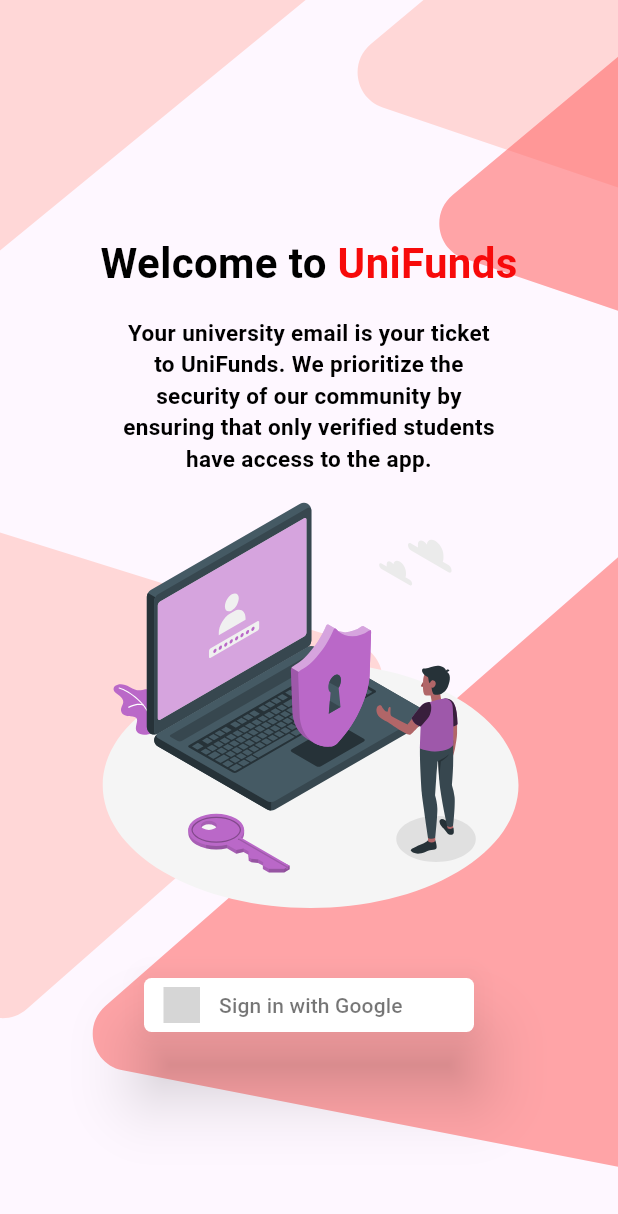
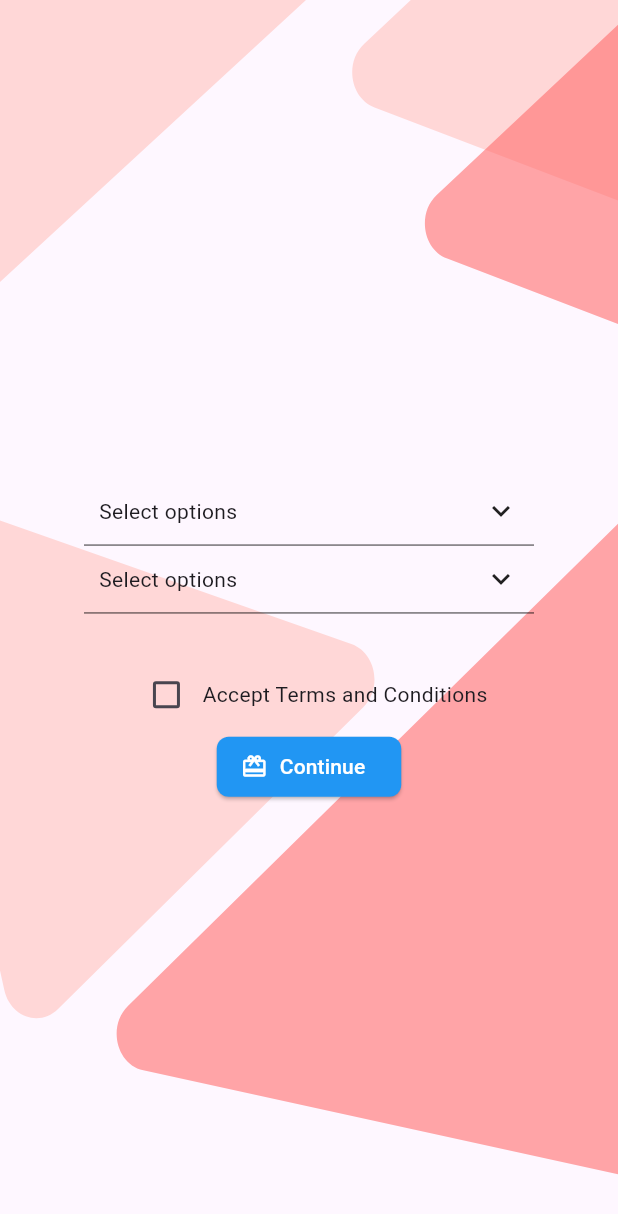
Before and after one commit to ruwan06/Flutter-UniFunds, a Flutter app: the screen it shows after launch, on a phone screen of 412 x 824 dp. Shown: the top 1214 px of the screen. Run offline on Flutter 3.47's test engine with Material 3 defaults, Android fonts, the phone set to English and light mode, and no system bars; drawn by our look-alikes of multi_select_flutter, sign_in_button; our stand-ins replace firebase_auth, firebase_core, flutter_svg, google_fonts, google_sign_in; accounts and stored records are empty; grey boxes are pictures that could not be loaded.

Commit message:
Point (DropDown-AcademicReg) 23.12.02

```diff
--- /dev/null
+++ b/lib/Components/background.dart
@@ -0,0 +1,16 @@
+import 'package:flutter/material.dart';
+import 'package:flutter_svg/svg.dart';
+
+class Background extends StatelessWidget {
+  const Background({super.key});
+
+  @override
+  Widget build(Object context) {
+    return Positioned.fill(
+      child: SvgPicture.asset(
+        'assets/Background.svg',
+        fit: BoxFit.fill,
+      ),
+    );
+  }
+}
--- /dev/null
+++ b/lib/Pages/academicRegPage.dart
@@ -0,0 +1,140 @@
+import 'package:flutter/material.dart';
+import 'package:multi_select_flutter/dialog/multi_select_dialog_field.dart';
+import 'package:uni_funds/Components/background.dart';
+import 'package:multi_select_flutter/multi_select_flutter.dart';
+
+class AcademicReg extends StatelessWidget {
+  const AcademicReg({super.key});
+
+  @override
+  Widget build(Object context) {
+    return MaterialApp(
+        home: Scaffold(
+      body: Stack(
+        fit: StackFit.expand,
+        children: [
+          Background(),
+          Column(
+            mainAxisAlignment: MainAxisAlignment.center,
+            children: [
+              MyMultiSelectDropdown(),
+              SizedBox(
+                height: 30.0,
+              ),
+              MyCheckbox(),
+              ElevatedButton.icon(
+                onPressed: () {
+                  // Add your button click logic here
+                },
+                style: ElevatedButton.styleFrom(
+                  primary: Colors.blue,
+                  onPrimary: Colors.white,
+                  shape: RoundedRectangleBorder(
+                    borderRadius: BorderRadius.circular(8.0),
+                  ),
+                ),
+                icon: Icon(Icons.card_giftcard), // Icon to the left of the text
+                label: Text('Continue'),
+              ),
+            ],
+          )
+        ],
+      ),
+    ));
+  }
+}
+
+class MyMultiSelectDropdown extends StatefulWidget {
+  @override
+  _MyMultiSelectDropdownState createState() => _MyMultiSelectDropdownState();
+}
+
+class _MyMultiSelectDropdownState extends State<MyMultiSelectDropdown> {
+  List<String> selectedValues = [];
+  List<String> options = [
+    'Electronic Club',
+    'Gaming Club',
+    'Media Club',
+    'Rangamadale Api Rangakala Ekamuthuwa',
+    'tech',
+    'Buddhist Society',
+    'Computer Society'
+  ];
+
+  @override
+  Widget build(BuildContext context) {
+    return Column(
+      mainAxisAlignment: MainAxisAlignment.center,
+      children: [
+        // Text(
+        //   'Selected Values: ${selectedValues.isEmpty ? 'None' : selectedValues.join(', ')}',
+        //   style: TextStyle(fontSize: 16),
+        // ),
+        SizedBox(height: 30),
+        Container(
+          child: MultiSelectDialogField<String>(
+            items: options.map((e) => MultiSelectItem<String>(e, e)).toList(),
+            initialValue: selectedValues,
+            title: Text("Select Options"),
+            selectedColor: Colors.green,
+            unselectedColor: Colors.grey[300],
+            buttonIcon: Icon(Icons.keyboard_arrow_down),
+            buttonText: Text("Select options"),
+            onConfirm: (values) {
+              if (values == null) return;
+              setState(() {
+                selectedValues = values;
+              });
+            },
+          ),
+          width: 300.0,
+        ),
+        Container(
+          child: MultiSelectDialogField<String>(
+            items: options.map((e) => MultiSelectItem<String>(e, e)).toList(),
+            initialValue: selectedValues,
+            title: Text("Select Options"),
+            selectedColor: Colors.green,
+            unselectedColor: Colors.grey[300],
+            buttonIcon: Icon(Icons.keyboard_arrow_down),
+            buttonText: Text("Select options"),
+            onConfirm: (values) {
+              if (values == null) return;
+              setState(() {
+                selectedValues = values;
+              });
+            },
+          ),
+          width: 300.0,
+        ),
+      ],
+    );
+  }
+}
+
+class MyCheckbox extends StatefulWidget {
+  @override
+  _MyCheckboxState createState() => _MyCheckboxState();
+}
+
+class _MyCheckboxState extends State<MyCheckbox> {
+  bool isChecked = false;
+
+  @override
+  Widget build(BuildContext context) {
+    return Row(
+      mainAxisAlignment: MainAxisAlignment.center,
+      children: [
+        Checkbox(
+          value: isChecked,
+          onChanged: (bool? value) {
+            setState(() {
+              isChecked = value!;
+            });
+          },
+        ),
+        Text('Accept Terms and Conditions'),
+      ],
+    );
+  }
+}
--- a/lib/Pages/signIn.dart
+++ b/lib/Pages/signIn.dart
@@ -4,6 +4,7 @@
 import 'package:google_fonts/google_fonts.dart';
 import 'package:google_sign_in/google_sign_in.dart';
 import 'package:sign_in_button/sign_in_button.dart';
+import 'package:uni_funds/Components/background.dart';
 
 class signIn extends StatelessWidget {
   const signIn({super.key});
@@ -11,7 +12,7 @@
     GoogleSignInAccount? googleUser;
 
     try {
-      googleUser = await GoogleSignIn().signOut();
+      // googleUser = await GoogleSignIn().signOut();
       googleUser = await GoogleSignIn().signIn();
 
       if (googleUser != null && googleUser.email != null) {
@@ -55,12 +56,7 @@
       home: Scaffold(
         body: Stack(
           children: [
-            Positioned.fill(
-              child: SvgPicture.asset(
-                'assets/Background.svg',
-                fit: BoxFit.cover,
-              ),
-            ),
+            Background(),
             Column(
               mainAxisAlignment: MainAxisAlignment.end,
               children: [
--- a/lib/main.dart
+++ b/lib/main.dart
@@ -1,5 +1,6 @@
 import 'package:firebase_core/firebase_core.dart';
 import 'package:flutter/material.dart';
+import 'package:uni_funds/Pages/academicRegPage.dart';
 import 'package:uni_funds/Pages/home.dart';
 import 'package:uni_funds/Pages/signIn.dart';
 import 'package:firebase_core/firebase_core.dart';
@@ -8,7 +9,7 @@
 void main() async {
   WidgetsFlutterBinding.ensureInitialized();
   await Firebase.initializeApp();
-  runApp(const signIn());
+  runApp(const AcademicReg());
 }
 
 class UniFunds extends StatelessWidget {
--- a/pubspec.yaml
+++ b/pubspec.yaml
@@ -41,6 +41,7 @@
   firebase_auth: ^4.15.0
   sign_in_button: ^3.2.0
   google_sign_in: ^6.1.6
+  multi_select_flutter: ^4.0.0
 
 dev_dependencies:
   flutter_test:
```
Also changed, not shown: pubspec.lock.
